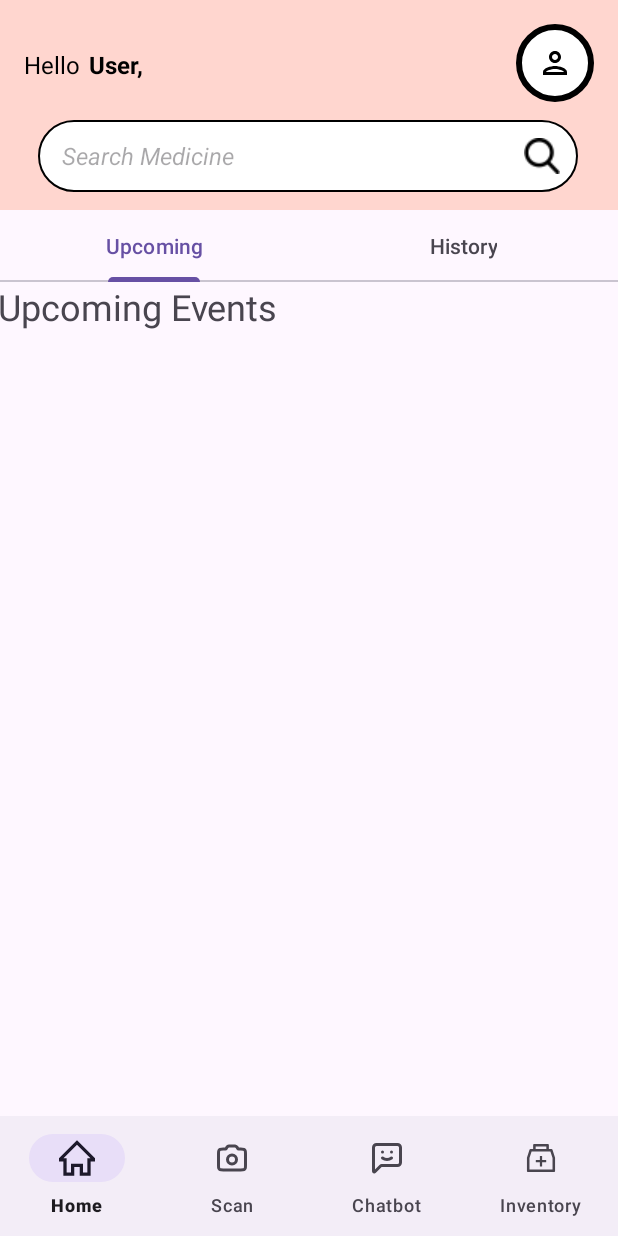
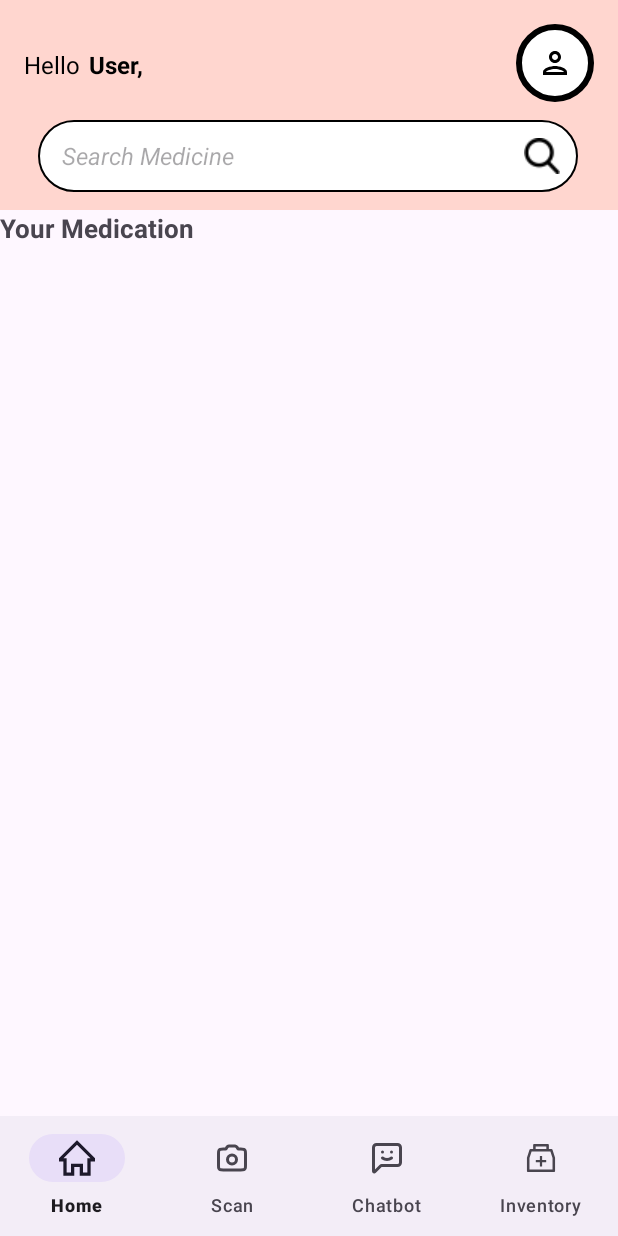
Before and after one commit to firefreak7/MedBuddy_Tarp, an Android app: the HomeFragment screen opened directly, with no data from a screen before it, on a phone screen of 412 x 824 dp. Run offline under Robolectric (Android 15) with nearby library versions, the phone set to English and light mode, and no system bars; our stand-ins replace Firebase (no records; nobody signed in at launch, a user with empty details on screens opened directly).

Commit message:
homepage update

```diff
--- a/app/src/main/AndroidManifest.xml
+++ b/app/src/main/AndroidManifest.xml
@@ -4,6 +4,7 @@
 
     <uses-permission android:name="android.permission.CAMERA" />
     <uses-permission android:name="android.permission.CAMERA" />
+    <uses-permission android:name="android.permission.POST_NOTIFICATIONS" />
     <uses-permission android:name="android.permission.READ_MEDIA_IMAGES" />
     <uses-permission android:name="android.permission.INTERNET" /> <!-- Move uses-feature outside the application tag -->
     <uses-feature
--- a/app/src/main/java/com/example/medbuddy/HomeFragment.java
+++ b/app/src/main/java/com/example/medbuddy/HomeFragment.java
@@ -59,24 +59,10 @@ public class HomeFragment extends Fragment {
         });
 
         // Initialize TabLayout and ViewPager2
-        TabLayout tabLayout = view.findViewById(R.id.tab_layout);
-        ViewPager2 viewPager = view.findViewById(R.id.view_pager);
-
-        // Set up the ViewPager with the adapter
-        ViewPagerAdapter adapter = new ViewPagerAdapter(this);
-        viewPager.setAdapter(adapter);
-
-        // Link the TabLayout with the ViewPager using TabLayoutMediator
-        new TabLayoutMediator(tabLayout, viewPager, (tab, position) -> {
-            switch (position) {
-                case 0:
-                    tab.setText("Upcoming");
-                    break;
-                case 1:
-                    tab.setText("History");
-                    break;
-            }
-        }).attach();
+        // Directly load the UpcomingFragment into the container
+        getChildFragmentManager().beginTransaction()
+                .replace(R.id.container, new UpcomingFragment()) // Replace with UpcomingFragment
+                .commit();
 
         return view;
     }
--- a/app/src/main/java/com/example/medbuddy/UpcomingFragment.java
+++ b/app/src/main/java/com/example/medbuddy/UpcomingFragment.java
@@ -1,64 +1,83 @@
 package com.example.medbuddy;
-
 import android.os.Bundle;
-
+import androidx.annotation.NonNull;
 import androidx.fragment.app.Fragment;
-
+import androidx.recyclerview.widget.LinearLayoutManager;
+import androidx.recyclerview.widget.RecyclerView;
 import android.view.LayoutInflater;
 import android.view.View;
 import android.view.ViewGroup;
+import com.google.firebase.auth.FirebaseAuth;
+import com.google.firebase.auth.FirebaseUser;
+import com.google.firebase.database.DataSnapshot;
+import com.google.firebase.database.DatabaseError;
+import com.google.firebase.database.DatabaseReference;
+import com.google.firebase.database.FirebaseDatabase;
+import com.google.firebase.database.ValueEventListener;
+import java.util.ArrayList;
+import java.util.List;
 
-/**
- * A simple {@link Fragment} subclass.
- * Use the {@link UpcomingFragment#newInstance} factory method to
- * create an instance of this fragment.
- */
 public class UpcomingFragment extends Fragment {
 
-    // TODO: Rename parameter arguments, choose names that match
-    // the fragment initialization parameters, e.g. ARG_ITEM_NUMBER
-    private static final String ARG_PARAM1 = "param1";
-    private static final String ARG_PARAM2 = "param2";
-
-    // TODO: Rename and change types of parameters
-    private String mParam1;
-    private String mParam2;
+    private RecyclerView recyclerView;
+    private MedicationAdapter adapter;
+    private List<MedicineData> medicineList;
+    private DatabaseReference databaseReference;
 
     public UpcomingFragment() {
         // Required empty public constructor
     }
 
-    /**
-     * Use this factory method to create a new instance of
-     * this fragment using the provided parameters.
-     *
-     * @param param1 Parameter 1.
-     * @param param2 Parameter 2.
-     * @return A new instance of fragment UpcomingFragment.
-     */
-    // TODO: Rename and change types and number of parameters
-    public static UpcomingFragment newInstance(String param1, String param2) {
-        UpcomingFragment fragment = new UpcomingFragment();
-        Bundle args = new Bundle();
-        args.putString(ARG_PARAM1, param1);
-        args.putString(ARG_PARAM2, param2);
-        fragment.setArguments(args);
-        return fragment;
+    @Override
+    public View onCreateView(LayoutInflater inflater, ViewGroup container, Bundle savedInstanceState) {
+        View view = inflater.inflate(R.layout.fragment_upcoming, container, false);
+
+        recyclerView = view.findViewById(R.id.upcomingRecyclerView);
+        recyclerView.setLayoutManager(new LinearLayoutManager(getContext()));
+
+        medicineList = new ArrayList<>();
+        adapter = new MedicationAdapter(medicineList, getContext());  // Pass the context here
+        recyclerView.setAdapter(adapter);
+
+        fetchMedicines();
+
+        return view;
     }
 
-    @Override
-    public void onCreate(Bundle savedInstanceState) {
-        super.onCreate(savedInstanceState);
-        if (getArguments() != null) {
-            mParam1 = getArguments().getString(ARG_PARAM1);
-            mParam2 = getArguments().getString(ARG_PARAM2);
+    private void fetchMedicines() {
+        FirebaseUser currentUser = FirebaseAuth.getInstance().getCurrentUser();
+        if (currentUser != null) {
+            String userEmailPath = currentUser.getEmail().replace(".", ",");
+            databaseReference = FirebaseDatabase.getInstance().getReference("MedicineData").child(userEmailPath);
+
+            databaseReference.addValueEventListener(new ValueEventListener() {
+                @Override
+                public void onDataChange(@NonNull DataSnapshot snapshot) {
+                    medicineList.clear();
+                    for (DataSnapshot medSnapshot : snapshot.getChildren()) {
+                        MedicineData medicine = medSnapshot.getValue(MedicineData.class);
+                        if (medicine != null) {
+                            medicineList.add(medicine);
+                            // Schedule notifications for each time slot
+                            if (medicine.getMorningTime() != null) {
+                                NotificationUtils.scheduleNotification(getContext(), medicine.getMedicineName(), medicine.getMorningTime(), 101); // 101 can be a unique request code
+                            }
+                            if (medicine.getAfternoonTime() != null) {
+                                NotificationUtils.scheduleNotification(getContext(), medicine.getMedicineName(), medicine.getAfternoonTime(), 102);
+                            }
+                            if (medicine.getEveningTime() != null) {
+                                NotificationUtils.scheduleNotification(getContext(), medicine.getMedicineName(), medicine.getEveningTime(), 103);
+                            }
+                        }
+                    }
+                    adapter.notifyDataSetChanged();
+                }
+
+                @Override
+                public void onCancelled(@NonNull DatabaseError error) {
+                    // Handle potential errors
+                }
+            });
         }
     }
-
-    @Override
-    public View onCreateView(LayoutInflater inflater, ViewGroup container,
-                             Bundle savedInstanceState) {
-        // Inflate the layout for this fragment
-        return inflater.inflate(R.layout.fragment_upcoming, container, false);
-    }
 }
--- /dev/null
+++ b/app/src/main/res/drawable/baseline_access_alarm_24.xml
@@ -0,0 +1,5 @@
+<vector xmlns:android="http://schemas.android.com/apk/res/android" android:height="24dp" android:tint="#8692F7" android:viewportHeight="24" android:viewportWidth="24" android:width="24dp">
+
+    <path android:fillColor="@android:color/white" android:pathData="M22,5.72l-4.6,-3.86 -1.29,1.53 4.6,3.86L22,5.72zM7.88,3.39L6.6,1.86 2,5.71l1.29,1.53 4.59,-3.85zM12.5,8L11,8v6l4.75,2.85 0.75,-1.23 -4,-2.37L12.5,8zM12,4c-4.97,0 -9,4.03 -9,9s4.02,9 9,9c4.97,0 9,-4.03 9,-9s-4.03,-9 -9,-9zM12,20c-3.87,0 -7,-3.13 -7,-7s3.13,-7 7,-7 7,3.13 7,7 -3.13,7 -7,7z"/>
+
+</vector>
--- a/app/src/main/res/layout/fragment_home.xml
+++ b/app/src/main/res/layout/fragment_home.xml
@@ -9,9 +9,9 @@
 
     <!-- Header Section -->
     <androidx.constraintlayout.widget.ConstraintLayout
+        android:id="@+id/header"
         android:layout_width="match_parent"
         android:layout_height="140dp"
-        android:id="@+id/header"
         android:background="#FFD6CF"
         app:layout_constraintEnd_toEndOf="parent"
         app:layout_constraintStart_toStartOf="parent"
@@ -90,23 +90,27 @@
     </androidx.constraintlayout.widget.ConstraintLayout>
 
     <!-- Tab Layout -->
-    <com.google.android.material.tabs.TabLayout
-        android:id="@+id/tab_layout"
-        android:layout_width="match_parent"
+    <!-- UpcomingFragment content will be directly inserted here -->
+    <FrameLayout
+        android:id="@+id/container"
+        android:layout_width="417dp"
+        android:layout_height="550dp"
+        app:layout_constraintBottom_toBottomOf="parent"
+        app:layout_constraintTop_toBottomOf="@+id/textView"
+        app:layout_constraintVertical_bias="1.0"
+        tools:layout_editor_absoluteX="-1dp"
+        tools:ignore="MissingConstraints">
+
+    </FrameLayout>
+
+    <TextView
+        android:id="@+id/textView"
+        android:layout_width="141dp"
         android:layout_height="wrap_content"
-        app:layout_constraintEnd_toEndOf="parent"
-        app:layout_constraintStart_toStartOf="parent"
+        android:text="Your Medication"
+        android:textSize="17dp"
+        android:textStyle="bold"
         app:layout_constraintTop_toBottomOf="@+id/header"
-        app:tabGravity="fill"
-        app:tabMode="fixed" />
-
-    <!-- ViewPager -->
-    <androidx.viewpager2.widget.ViewPager2
-        android:id="@+id/view_pager"
-        android:layout_width="415dp"
-        android:layout_height="0dp"
-        app:layout_constraintBottom_toBottomOf="parent"
-        app:layout_constraintEnd_toEndOf="parent"
-        app:layout_constraintStart_toStartOf="parent"
-        app:layout_constraintTop_toBottomOf="@+id/tab_layout" />
+        tools:layout_editor_absoluteX="-2dp"
+        tools:ignore="MissingConstraints" />
 </androidx.constraintlayout.widget.ConstraintLayout>
--- a/app/src/main/res/layout/fragment_upcoming.xml
+++ b/app/src/main/res/layout/fragment_upcoming.xml
@@ -1,15 +1,27 @@
 <?xml version="1.0" encoding="utf-8"?>
-<FrameLayout xmlns:android="http://schemas.android.com/apk/res/android"
-    xmlns:tools="http://schemas.android.com/tools"
+<androidx.constraintlayout.widget.ConstraintLayout
+    xmlns:android="http://schemas.android.com/apk/res/android"
+    xmlns:app="http://schemas.android.com/apk/res-auto"
     android:layout_width="match_parent"
-    android:layout_height="match_parent"
-    tools:context=".UpcomingFragment">
+    android:layout_height="match_parent">
 
-    <!-- TODO: Update blank fragment layout -->
+    <androidx.recyclerview.widget.RecyclerView
+        android:id="@+id/upcomingRecyclerView"
+        android:layout_width="match_parent"
+        android:layout_height="match_parent"
+        android:padding="8dp"
+        android:clipToPadding="false"/>
+
     <TextView
+        android:id="@+id/emptyUpcomingView"
         android:layout_width="wrap_content"
         android:layout_height="wrap_content"
-        android:text="Upcoming Events"
-        android:textSize="24sp"/>
+        android:text="No upcoming medications"
+        android:textSize="16sp"
+        android:visibility="gone"
+        app:layout_constraintBottom_toBottomOf="parent"
+        app:layout_constraintEnd_toEndOf="parent"
+        app:layout_constraintStart_toStartOf="parent"
+        app:layout_constraintTop_toTopOf="parent"/>
 
-</FrameLayout>
+</androidx.constraintlayout.widget.ConstraintLayout>
```
Also changed, not shown: app/src/main/java/com/example/medbuddy/MedicationAdapter.java (added, +150 -0 lines), app/src/main/java/com/example/medbuddy/NotificationReceiver.java (added, +13 -0 lines), app/src/main/java/com/example/medbuddy/NotificationUtils.java (added, +63 -0 lines), app/src/main/res/layout/medication_item.xml (added, +25 -0 lines), app/src/main/res/layout/time_slot_item.xml (added, +28 -0 lines). Lines whose indentation alone changed are shown as unchanged.
